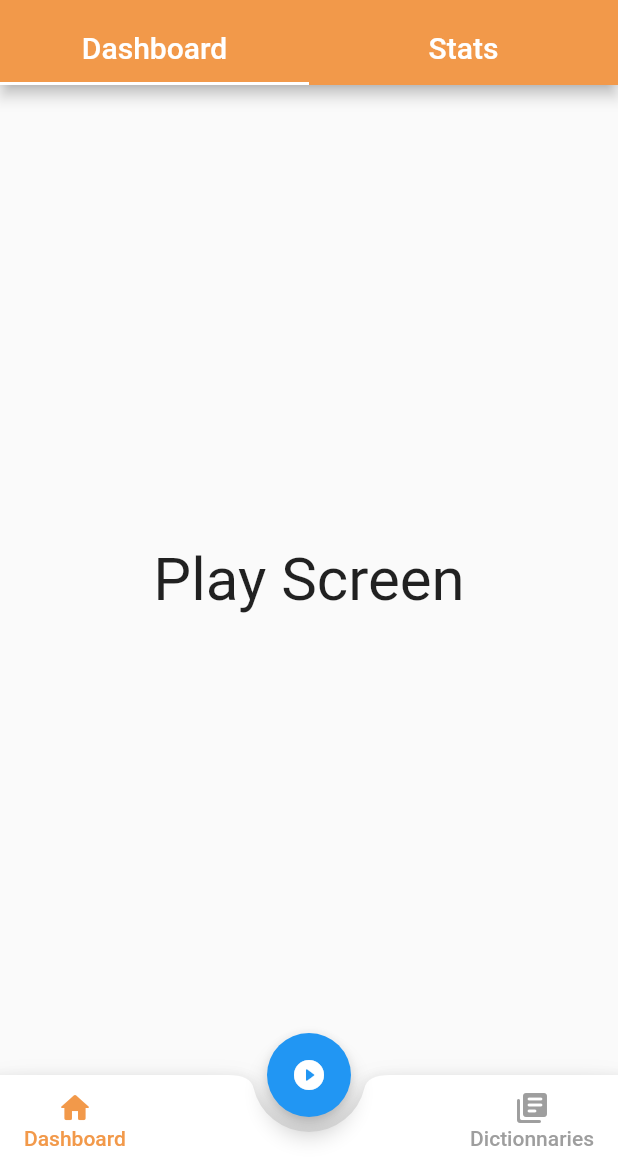
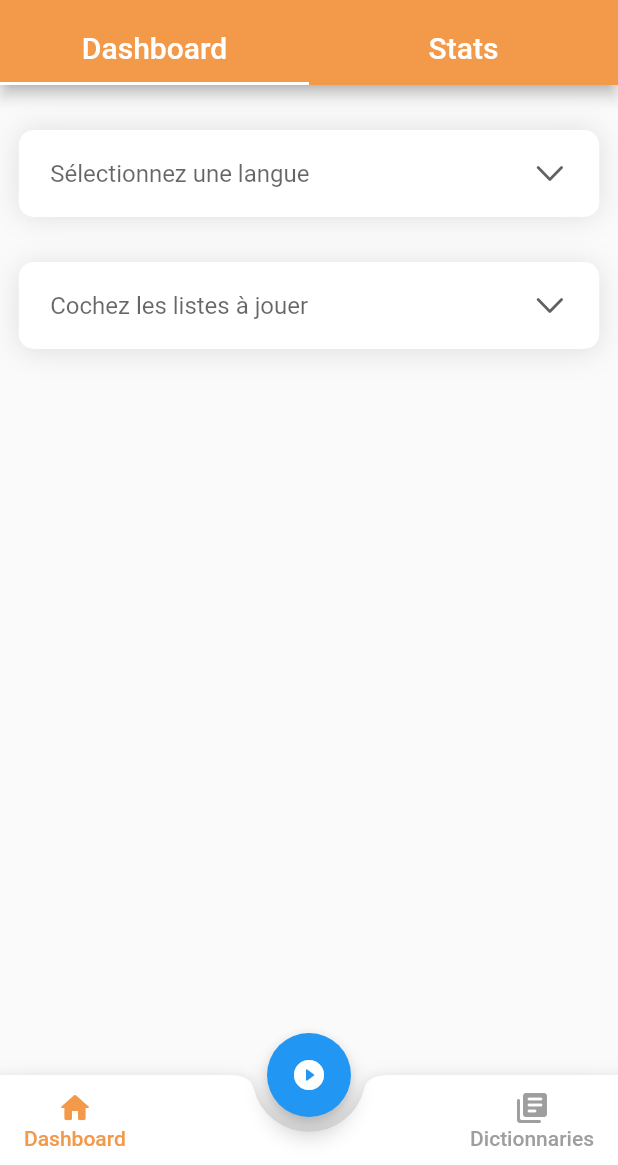
Before and after one commit to LargeWaffle/WidGetGood, a Flutter app: the screen it shows after launch, on a phone screen of 412 x 824 dp, the part 71-1236 px from its top. Run offline on Flutter 3.47's test engine with Material 2 defaults, Android fonts, the phone set to English and light mode, and no system bars.

Commit message:
Play page dropdown buttons (without back-end)

```diff
--- a/app/lib/page/play.dart
+++ b/app/lib/page/play.dart
@@ -1,3 +1,4 @@
+import 'package:flutter/cupertino.dart';
 import 'package:flutter/material.dart';
 
 class Play extends StatefulWidget {
@@ -6,12 +7,110 @@
 }
 
 class _PlayState extends State<Play> {
+  List _lang = ["Japonais", "Anglais", "Chinois", "Italien"];
+
+  List<DropdownMenuItem<String>> _dropDownMenuItems =
+      List<DropdownMenuItem<String>>.empty(growable: true);
+  late String _currentLang;
+
+  @override
+  void initState() {
+    _dropDownMenuItems = getDropDownMenuItems();
+    _currentLang = _dropDownMenuItems[0].value!;
+    super.initState();
+  }
+
+  List<DropdownMenuItem<String>> getDropDownMenuItems() {
+    List<DropdownMenuItem<String>> items =
+        List<DropdownMenuItem<String>>.empty(growable: true);
+    for (String lang in _lang) {
+      items.add(new DropdownMenuItem(value: lang, child: new Text(lang)));
+    }
+    return items;
+  }
+
   @override
   Widget build(BuildContext context) {
-    return Scaffold(
-      body: Center(
-        child: Text('Play Screen', style: TextStyle(fontSize:40)),
-      ),
-    );
+    return new Center(
+        child: Column(
+
+          children: [
+            Container(padding: EdgeInsets.all(15.0)),
+            new Container(
+              width: MediaQuery.of(context).size.width - 25,
+              padding: EdgeInsets.only(left: 16.0, right: 16.0),
+              decoration: BoxDecoration(
+                color: Colors.white,
+                borderRadius: BorderRadius.circular(10), //border corner radius
+                boxShadow:[
+                  BoxShadow(
+                    color: Colors.grey.withOpacity(0.3), //color of shadow
+                    spreadRadius: 0, //spread radius
+                    blurRadius: 15, // blur radius// changes position of shadow
+                    //first paramerter of offset is left-right
+                    //second parameter is top to down
+                  ),
+                  //you can set more BoxShadow() here
+                ],
+              ),
+
+              child: Padding(
+                padding: const EdgeInsets.all(5.0),
+
+                child: DropdownButtonHideUnderline(
+                  child: new DropdownButton(
+
+                    isExpanded: true,
+                    items: _dropDownMenuItems,
+                    hint: Text("Sélectionnez une langue"),
+                    icon: Icon(CupertinoIcons.chevron_down),
+                    onChanged: changedDropDownItem,
+                  ),
+                ),
+              ),
+
+        ),Container(padding: EdgeInsets.all(15.0))
+        ,new Container(
+              width: MediaQuery.of(context).size.width - 25,
+              padding: EdgeInsets.only(left: 16.0, right: 16.0),
+              decoration: BoxDecoration(
+                color: Colors.white,
+                borderRadius: BorderRadius.circular(10), //border corner radius
+                boxShadow:[
+                  BoxShadow(
+                    color: Colors.grey.withOpacity(0.3), //color of shadow
+                    spreadRadius: 0, //spread radius
+                    blurRadius: 15, // blur radius
+                    offset: Offset(0, 2), // changes position of shadow
+                    //first paramerter of offset is left-right
+                    //second parameter is top to down
+                  ),
+                  //you can set more BoxShadow() here
+                ],
+              ),
+
+              child: Padding(
+                padding: const EdgeInsets.all(5.0),
+
+                child: DropdownButtonHideUnderline(
+                  child: new DropdownButton(
+
+                    isExpanded: true,
+                    items: _dropDownMenuItems,
+                    hint: Text("Cochez les listes à jouer"),
+                    icon: Icon(CupertinoIcons.chevron_down),
+                    onChanged: changedDropDownItem,
+                  ),
+                ),
+              ),
+            ),
+          ],
+        ));
+  }
+
+  void changedDropDownItem(String? selectedCity) {
+    setState(() {
+      _currentLang = selectedCity!;
+    });
   }
 }
--- a/app/pubspec.yaml
+++ b/app/pubspec.yaml
@@ -18,7 +18,7 @@
 version: 1.0.0+1
 
 environment:
-  sdk: ">=2.7.0 <3.0.0"
+  sdk: ">=2.12.0 <3.0.0"
 
 dependencies:
   flutter:
@@ -49,8 +49,6 @@
 # The following section is specific to Flutter.
 flutter:
 
-  assets:
-    - assets
   # The following line ensures that the Material Icons font is
   # included with your application, so that you can use the icons in
   # the material Icons class.
```
